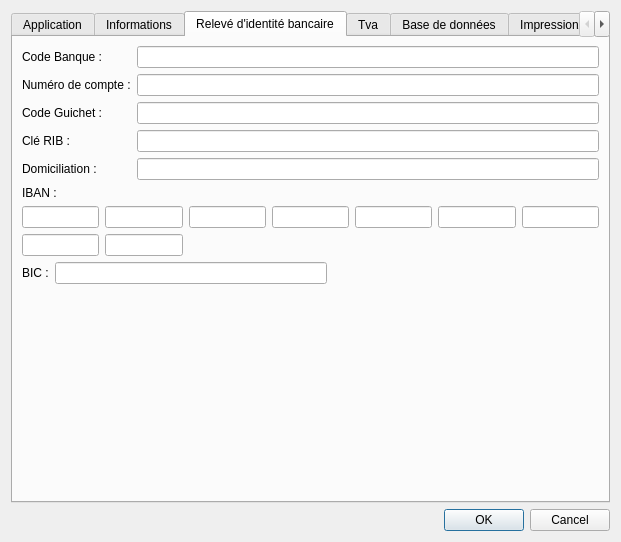
cfdev/mcercle, file src/dialogsettings.ui: the form before one commit.
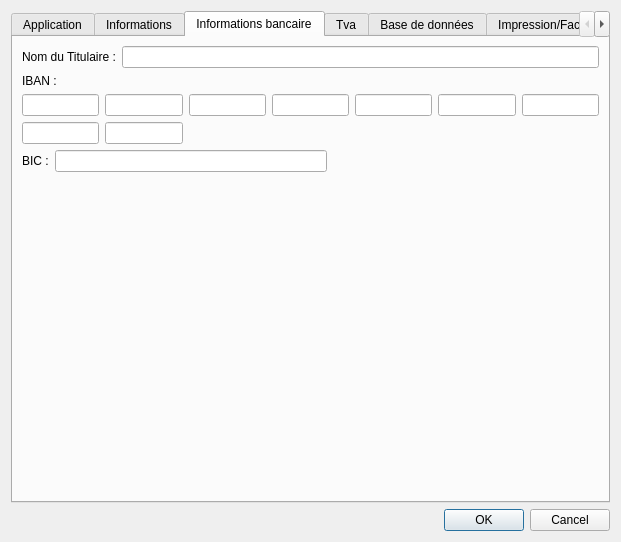
The form after the commit. The open tabs and pages were chosen to show the change. Icons and pictures are not drawn.

Commit message: Update bank informations

```diff
--- a/src/dialogsettings.ui
+++ b/src/dialogsettings.ui
@@ -435,7 +435,7 @@
           <normaloff>:/app/revenue</normaloff>:/app/revenue</iconset>
         </attribute>
         <attribute name="title">
-         <string>Relevé d'identité bancaire</string>
+         <string>Informations bancaire</string>
         </attribute>
         <layout class="QVBoxLayout" name="verticalLayout_7">
          <item>
@@ -445,31 +445,7 @@
              <item row="0" column="0">
               <widget class="QLabel" name="label_19">
                <property name="text">
-                <string>Code Banque :</string>
-               </property>
-              </widget>
-             </item>
-             <item row="2" column="0">
-              <widget class="QLabel" name="label_20">
-               <property name="text">
-                <string>Code Guichet :</string>
-               </property>
-              </widget>
-             </item>
-             <item row="2" column="1">
-              <widget class="QLineEdit" name="lineEdit_codeGuichet">
-               <property name="maxLength">
-                <number>5</number>
-               </property>
-               <property name="alignment">
-                <set>Qt::AlignCenter</set>
-               </property>
-              </widget>
-             </item>
-             <item row="1" column="0">
-              <widget class="QLabel" name="label_21">
-               <property name="text">
-                <string>Numéro de compte :</string>
+                <string>Nom du Titulaire :</string>
                </property>
               </widget>
              </item>
@@ -479,48 +455,7 @@
                 <number>5</number>
                </property>
                <property name="alignment">
-                <set>Qt::AlignCenter</set>
-               </property>
-              </widget>
-             </item>
-             <item row="1" column="1">
-              <widget class="QLineEdit" name="lineEdit_numCompte">
-               <property name="maxLength">
-                <number>11</number>
-               </property>
-               <property name="alignment">
-                <set>Qt::AlignCenter</set>
-               </property>
-              </widget>
-             </item>
-             <item row="3" column="0">
-              <widget class="QLabel" name="label_22">
-               <property name="text">
-                <string>Clé RIB :</string>
-               </property>
-              </widget>
-             </item>
-             <item row="3" column="1">
-              <widget class="QLineEdit" name="lineEdit_keyRIB">
-               <property name="maxLength">
-                <number>2</number>
-               </property>
-               <property name="alignment">
-                <set>Qt::AlignCenter</set>
-               </property>
-              </widget>
-             </item>
-             <item row="4" column="0">
-              <widget class="QLabel" name="label_23">
-               <property name="text">
-                <string>Domiciliation :</string>
-               </property>
-              </widget>
-             </item>
-             <item row="4" column="1">
-              <widget class="QLineEdit" name="lineEdit_Address">
-               <property name="maxLength">
-                <number>128</number>
+                <set>Qt::AlignLeading|Qt::AlignLeft|Qt::AlignVCenter</set>
                </property>
               </widget>
              </item>
```
Left out of the diff: 12 changed lines with no effect on the pictures. The commit also changes 1 other file.
